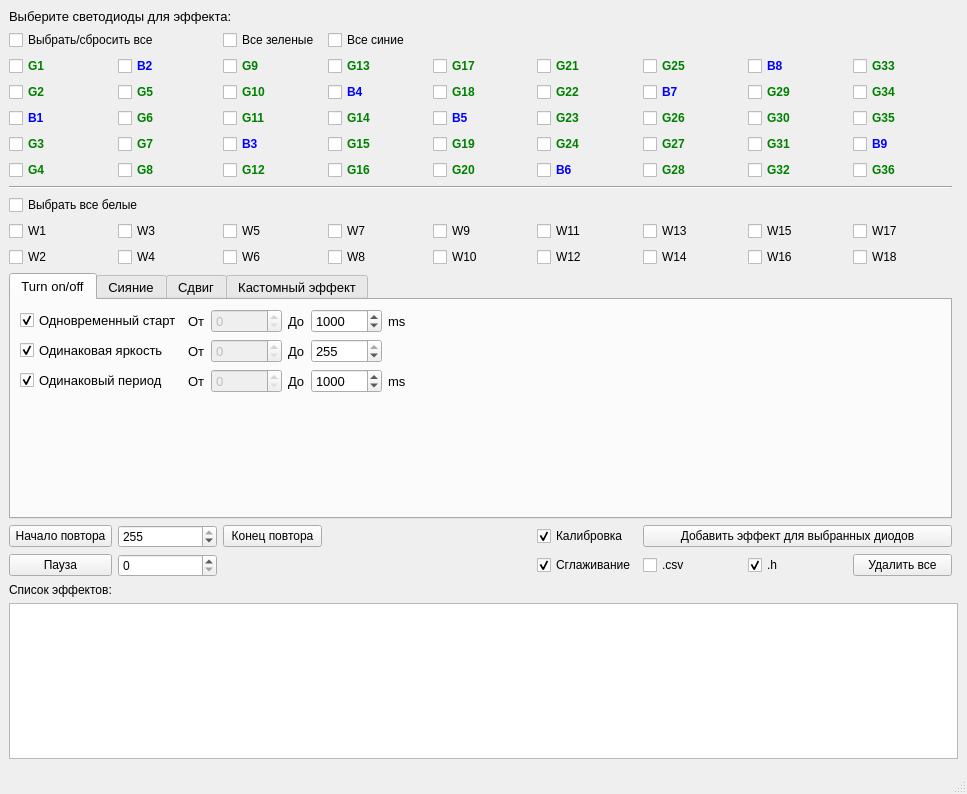
First picture: the form in Main_new.ui, repository notiel/SphereUI, before the edit.
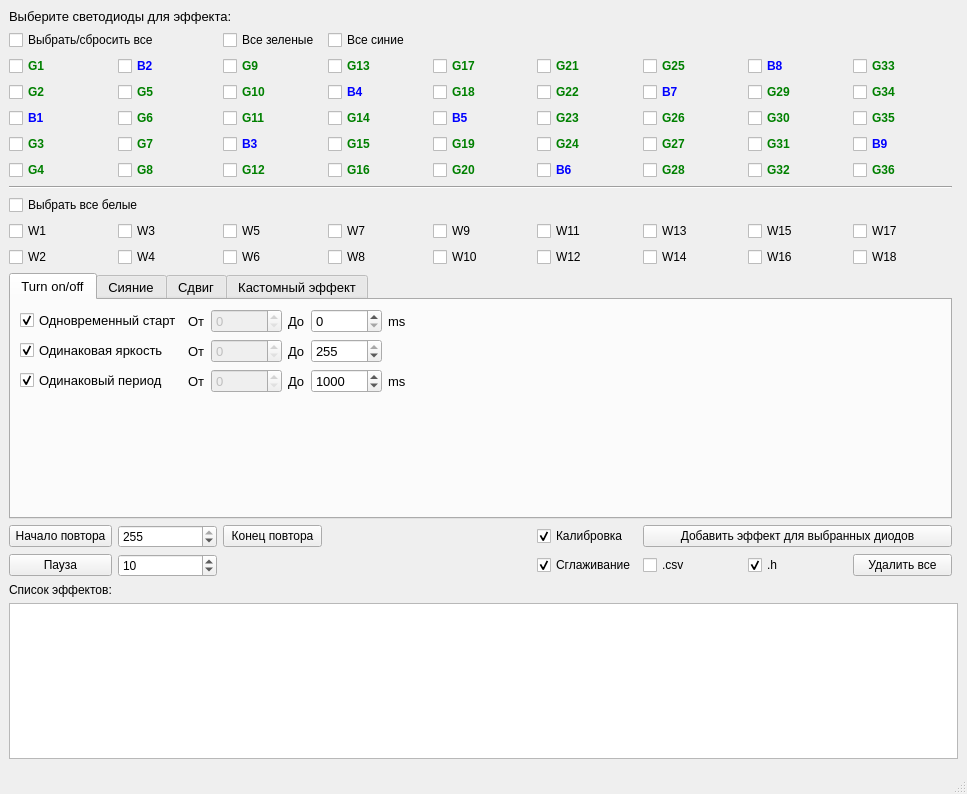
Second picture: the form after the edit.

```diff
--- a/Main_new.ui
+++ b/Main_new.ui
@@ -864,7 +864,7 @@
            <number>99999999</number>
           </property>
           <property name="value">
-           <number>1000</number>
+           <number>0</number>
           </property>
          </widget>
         </item>
@@ -1586,7 +1586,14 @@
      </widget>
     </item>
     <item row="17" column="1">
-     <widget class="QSpinBox" name="SpinPause"/>
+     <widget class="QSpinBox" name="SpinPause">
+      <property name="maximum">
+       <number>9999</number>
+      </property>
+      <property name="value">
+       <number>10</number>
+      </property>
+     </widget>
     </item>
     <item row="17" column="0">
      <widget class="QPushButton" name="BtnPause">
```
